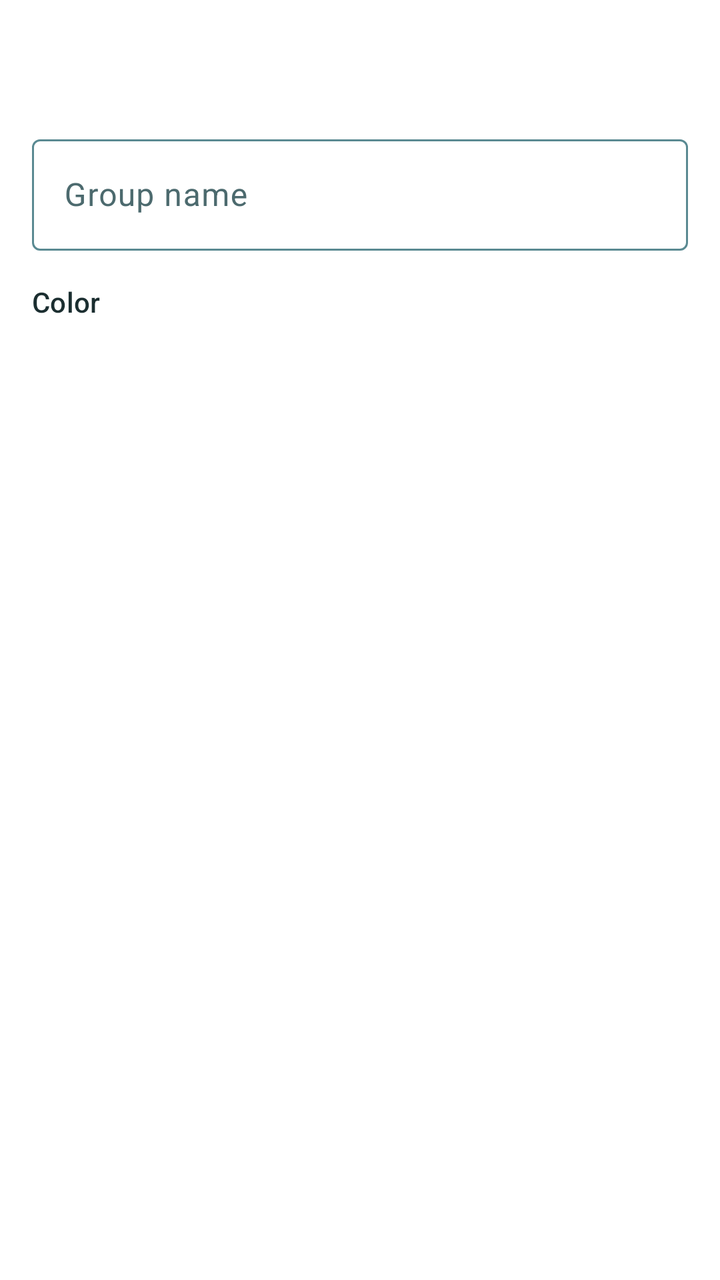
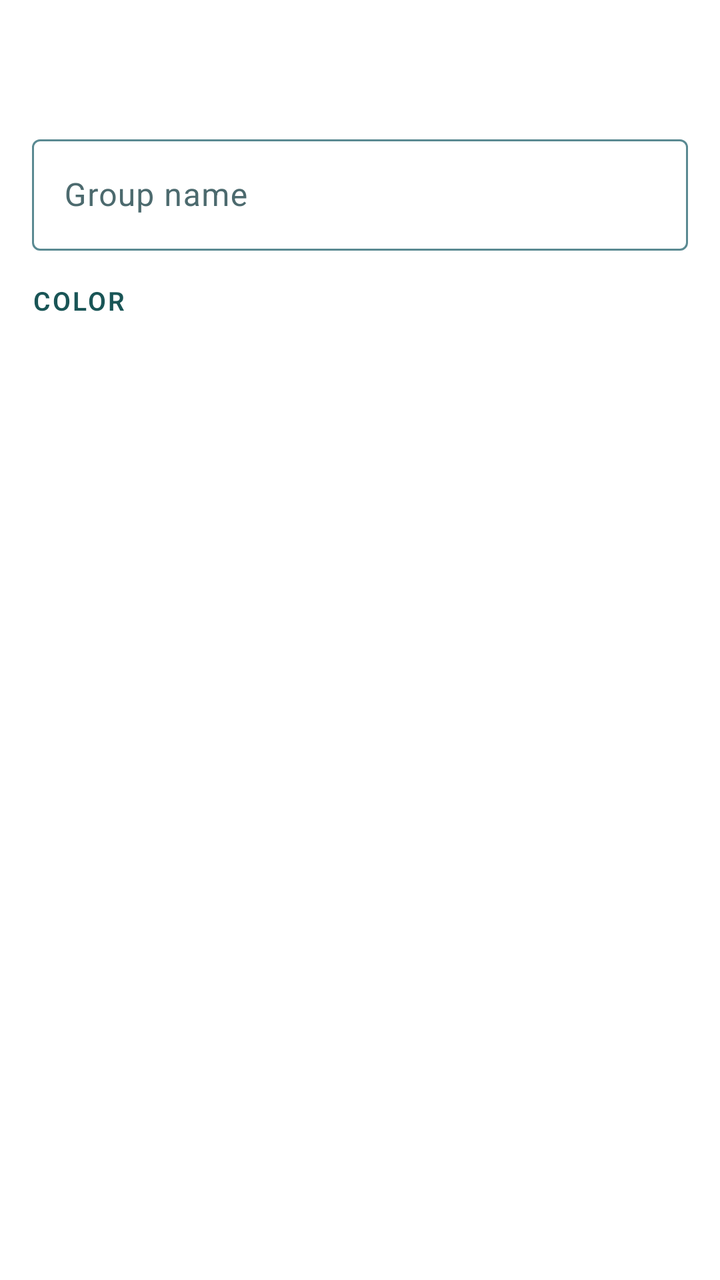

An Android layout rendered at two revisions. The XML below is the earlier revision; the diff shows what the commit changed to produce the second picture.
<!-- AndroidManifest.xml: application theme Theme.FriendMinder -->
<!-- res/layout/dialog_group_edit.xml -->
<?xml version="1.0" encoding="utf-8"?>
<LinearLayout xmlns:android="http://schemas.android.com/apk/res/android"
    xmlns:app="http://schemas.android.com/apk/res-auto"
    android:layout_width="match_parent"
    android:layout_height="wrap_content"
    android:orientation="vertical"
    android:padding="@dimen/fm_space_4">

    
    <TextView
        android:id="@+id/dialogTitle"
        android:layout_width="match_parent"
        android:layout_height="wrap_content"
        android:layout_marginBottom="@dimen/fm_space_4"
        android:textAppearance="?attr/textAppearanceHeadlineSmall" />

    <com.google.android.material.textfield.TextInputLayout
        android:layout_width="match_parent"
        android:layout_height="wrap_content"
        android:hint="@string/hint_group_name">

        <com.google.android.material.textfield.TextInputEditText
            android:id="@+id/nameInput"
            android:layout_width="match_parent"
            android:layout_height="wrap_content"
            android:minHeight="48dp"
            android:inputType="textCapWords" />
    </com.google.android.material.textfield.TextInputLayout>

    <TextView
        android:layout_width="match_parent"
        android:layout_height="wrap_content"
        android:layout_marginTop="@dimen/fm_space_4"
        android:text="@string/label_group_color"
        android:textAppearance="?attr/textAppearanceLabelLarge" />

    <HorizontalScrollView
        android:layout_width="match_parent"
        android:layout_height="wrap_content"
        android:scrollbars="none"
        android:layout_marginTop="@dimen/fm_space_2">

        <LinearLayout
            android:id="@+id/colorSwatchContainer"
            android:layout_width="wrap_content"
            android:layout_height="wrap_content"
            android:orientation="horizontal" />
    </HorizontalScrollView>

    
    <LinearLayout
        android:layout_width="match_parent"
        android:layout_height="wrap_content"
        android:orientation="horizontal"
        android:gravity="end"
        android:layout_marginTop="@dimen/fm_space_6">

        <Button
            android:id="@+id/saveButton"
            style="@style/Widget.Material3.Button"
            android:layout_width="wrap_content"
            android:layout_height="wrap_content" />
    </LinearLayout>
</LinearLayout>
<!-- resources referenced by this layout -->
<resources>
  <dimen name="fm_space_2">8dp</dimen>
  <dimen name="fm_space_4">16dp</dimen>
  <dimen name="fm_space_6">24dp</dimen>
  <string name="hint_group_name">Group name</string>
  <string name="label_group_color">Color</string>
  <color name="fm_primary">#1F817D</color>
  <color name="fm_on_primary">#FFFFFF</color>
  <color name="fm_primary_container">#B0E8E6</color>
  <color name="fm_on_primary_container">#195556</color>
  <color name="fm_secondary">#5ABBEB</color>
  <color name="fm_on_secondary">#0A2E31</color>
  <color name="fm_secondary_container">#D6EBF8</color>
  <color name="fm_on_secondary_container">#0A2E31</color>
  <color name="fm_surface">#FFFFFF</color>
  <color name="fm_ink">#1B2E30</color>
  <color name="fm_surface_variant">#D3E9F4</color>
  <color name="fm_ink_dim">#4C6A6E</color>
  <color name="fm_outline">#5A8A92</color>
  <color name="fm_divider">#CFE7EA</color>
  <color name="fm_error">#B3261E</color>
  <color name="fm_error_container">#F9DEDC</color>
  <color name="fm_on_error_container">#410E0B</color>
  <color name="fm_surface_sunken">#EFF8FA</color>
  <style name="ThemeOverlay.FriendMinder.BottomSheetDialog" parent="ThemeOverlay.Material3.BottomSheetDialog">
          <item name="bottomSheetStyle">@style/Widget.FriendMinder.BottomSheet.Modal</item>
      </style>
  <style name="ThemeOverlay.FriendMinder.MaterialAlertDialog" parent="ThemeOverlay.Material3.MaterialAlertDialog">
          <item name="colorSurface">@color/fm_surface</item>
          <item name="colorSurfaceContainerHigh">@color/fm_surface</item>
          <item name="backgroundTint">@color/fm_surface</item>
      </style>
  <style name="Widget.FriendMinder.BottomSheet.Modal" parent="Widget.Material3.BottomSheet.Modal">
          <item name="backgroundTint">@color/fm_surface</item>
      </style>
  <!-- unchanged entries left out for length: 1 -->
</resources>

<!-- the commit's change to res/layout/dialog_group_edit.xml (unified diff, before → after) -->
@@ -32,7 +32,7 @@
         android:layout_height="wrap_content"
         android:layout_marginTop="@dimen/fm_space_4"
         android:text="@string/label_group_color"
-        android:textAppearance="?attr/textAppearanceLabelLarge" />
+        android:textAppearance="@style/TextAppearance.FM.SectionLabel" />
 
     <HorizontalScrollView
         android:layout_width="match_parent"
<!-- resource entries referenced after the edit -->
@@ -5,6 +5,17 @@
   <dimen name="fm_space_6">24dp</dimen>
   <string name="hint_group_name">Group name</string>
   <string name="label_group_color">Color</string>
+  <style name="TextAppearance.FM.SectionLabel" parent="TextAppearance.Material3.LabelLarge">
+          <item name="android:textSize">13sp</item>
+          <item name="android:textColor">@color/fm_heading</item>
+          <item name="android:textAllCaps">true</item>
+          <item name="android:letterSpacing">0.08</item>
+          <item name="android:fontFamily">sans-serif</item>
+          <item name="android:textStyle">bold</item>
+          <item name="android:textFontWeight" tools:targetApi="28">600</item>
+          <item name="lineHeight">16sp</item>
+      </style>
+  <color name="fm_heading">#195556</color>
   <color name="fm_primary">#1F817D</color>
   <color name="fm_on_primary">#FFFFFF</color>
   <color name="fm_primary_container">#B0E8E6</color>
